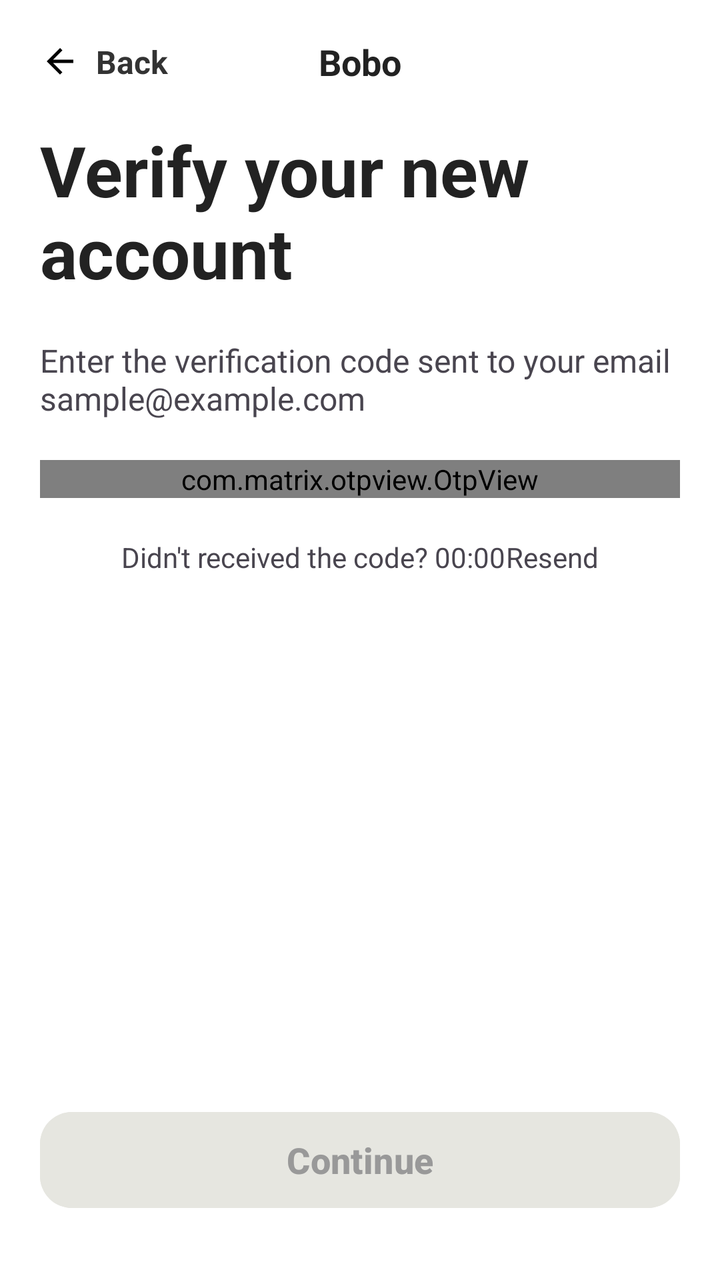
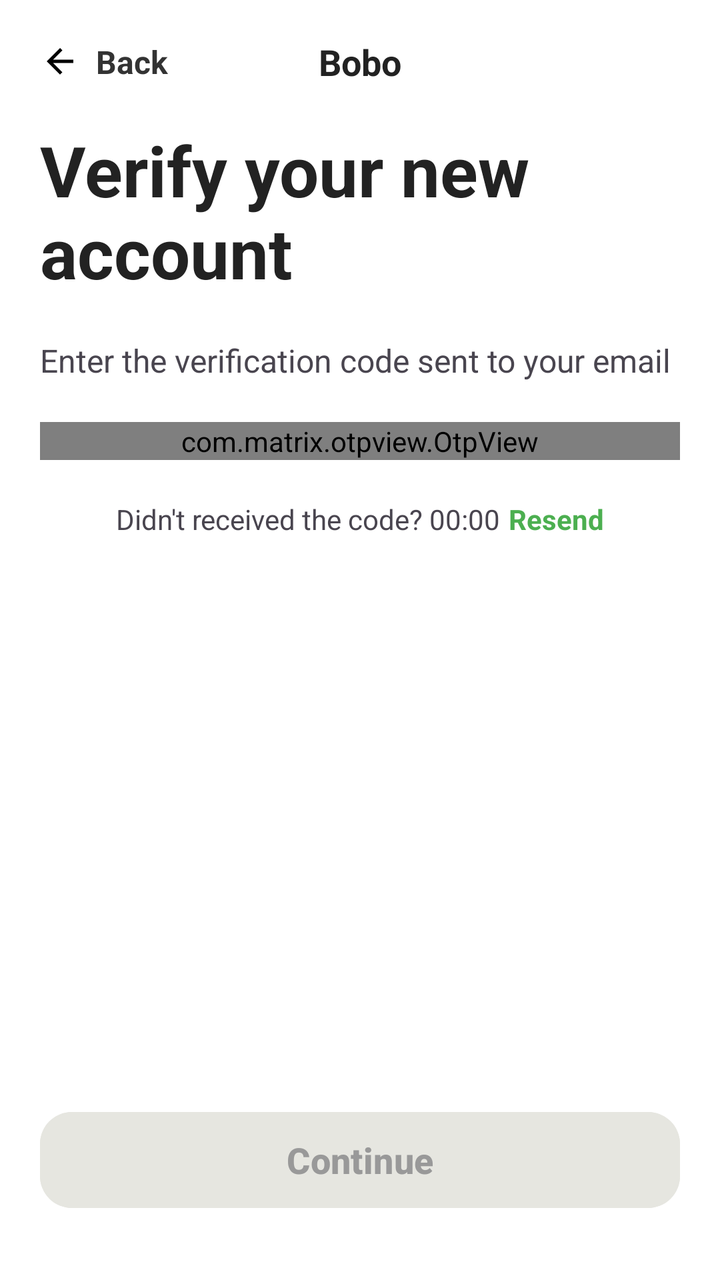

Screens rendered from an Android XML layout before and after an edit, with the pre-edit source and the edit as a unified diff.
<!-- AndroidManifest.xml: application theme Theme.Food_design -->
<!-- res/layout/otp_verify_activity.xml -->
<?xml version="1.0" encoding="utf-8"?>
<androidx.constraintlayout.widget.ConstraintLayout xmlns:android="http://schemas.android.com/apk/res/android"
    xmlns:tools="http://schemas.android.com/tools"
    android:layout_width="match_parent"
    android:layout_height="match_parent"
    xmlns:app="http://schemas.android.com/apk/res-auto"
    android:background="#FFFFFF"
    >


    <LinearLayout
        android:id="@+id/layoutBack"
        android:layout_width="wrap_content"
        android:layout_height="wrap_content"
        android:layout_marginStart="20dp"
        android:layout_marginTop="20dp"
        android:gravity="center_vertical"
        android:orientation="horizontal"
        app:layout_constraintStart_toStartOf="parent"
        app:layout_constraintTop_toTopOf="parent">

        <ImageView
            android:layout_width="20dp"
            android:layout_height="20dp"
            android:src="@drawable/ic_back"

            />

        <TextView
            android:layout_width="wrap_content"
            android:layout_height="wrap_content"
            android:text="@string/back"
            android:textColor="#333333"
            android:textSize="16sp"
            android:textStyle="bold"
            android:layout_marginStart="8dp"
            />

    </LinearLayout>

    <TextView
        android:id="@+id/txtLogo"
        android:layout_width="wrap_content"
        android:layout_height="wrap_content"
        android:text="@string/bobo"
        android:textColor="#222222"
        android:textSize="18sp"
        android:textStyle="bold"
        app:layout_constraintTop_toTopOf="@id/layoutBack"
        app:layout_constraintBottom_toBottomOf="@id/layoutBack"
        app:layout_constraintStart_toStartOf="parent"
        app:layout_constraintEnd_toEndOf="parent"/>



    <TextView
        android:id="@+id/textHeading"
        android:layout_width="0dp"
        android:layout_height="wrap_content"
        android:text="@string/verify_your_new_account"
        android:textSize="35sp"
        android:textStyle="bold"
        android:textColor="#222222"
        android:layout_marginTop="20dp"
        android:layout_margin="20dp"

        app:layout_constraintTop_toBottomOf="@id/layoutBack"
        app:layout_constraintStart_toStartOf="parent"
        app:layout_constraintEnd_toEndOf="parent"/>



    <TextView
        android:id="@+id/tvDescription"
        android:layout_width="0dp"
        android:layout_height="wrap_content"
        android:text="Enter the verification code sent to your email sample@example.com"
        android:textStyle="normal"
        android:textSize="16sp"
        android:layout_marginTop="20dp"
        android:layout_margin="20dp"
        app:layout_constraintTop_toBottomOf="@+id/textHeading"
        app:layout_constraintStart_toStartOf="parent"
        app:layout_constraintEnd_toEndOf="parent"/>


    <com.matrix.otpview.OtpView

        android:id="@+id/otpView"
        android:layout_width="match_parent"

        android:layout_height="wrap_content"

        android:layout_gravity="center"
        android:layout_margin="20dp"
        android:layout_marginTop="24dp"
        app:autoSize="true"
        app:borderColor="#D9D9D9"

        app:borderWidth="2dp"

        app:cornerRadius="16dp"

        app:highlightColor="#5B5FEF"
        app:inputType="number"
        app:itemSpacing="4dp"
        app:layout_constraintEnd_toEndOf="parent"
        app:layout_constraintHorizontal_bias="0.0"
        app:layout_constraintStart_toStartOf="parent"

        app:layout_constraintTop_toBottomOf="@+id/tvDescription"

        app:maxCountPerLine="4"
        app:shape="rectangle"
        app:squareColor="#FFFFFF"

        app:squareCount="4"
        app:squareHeight="64dp"
        app:textColor="#222222"
        app:textSize="22"

        app:textStyle="bold" />

    <LinearLayout

        android:id="@+id/tvTimer"
    android:layout_width="wrap_content"
    android:layout_height="wrap_content"
    android:orientation="horizontal"
    android:layout_marginTop="20dp"
    android:layout_margin="20dp"
    app:layout_constraintTop_toBottomOf="@+id/otpView"
    app:layout_constraintStart_toStartOf="parent"
    app:layout_constraintEnd_toEndOf="parent"
    >

    <TextView

        android:layout_width="wrap_content"
        android:layout_height="wrap_content"
        android:text="Didn't received the code? 00:00"
        android:textSize="14sp"

        android:textStyle="normal"


        />

    <TextView
        android:layout_width="wrap_content"
        android:layout_height="wrap_content"
android:text="@string/resend"
        />
</LinearLayout>


    <Button

        android:id="@+id/btnContinueOtp"
        android:layout_width="match_parent"
        android:layout_height="56dp"
        android:layout_marginStart="20dp"
        android:layout_marginEnd="20dp"
        android:layout_marginBottom="32dp"
        android:backgroundTint="#E6E6E0"
        android:enabled="false"
        android:text="@string/continue_label"
        android:textAllCaps="false"
        android:textColor="#999999"
        android:textSize="18sp"
        android:textStyle="bold"
        app:cornerRadius="16dp"

        app:layout_constraintBottom_toBottomOf="parent"
        app:layout_constraintStart_toStartOf="parent"
        app:layout_constraintEnd_toEndOf="parent"
        />






























</androidx.constraintlayout.widget.ConstraintLayout>
<!-- resources referenced by this layout -->
<resources>
  <!-- drawable ic_back (drawable) -->
  <?xml version="1.0" encoding="utf-8"?>
  <vector xmlns:android="http://schemas.android.com/apk/res/android"
      android:width="24dp"
      android:height="24dp"
      android:viewportWidth="24"
      android:viewportHeight="24">
      <path
          android:fillColor="#000000"
          android:pathData="M20,11H7.83l5.59,-5.59L12,4l-8,8l8,8l1.41,-1.41L7.83,13H20v-2z" />
  </vector>
  <string name="back">Back</string>
  <string name="bobo">Bobo</string>
  <string name="continue_label">Continue</string>
  <string name="resend">Resend</string>
  <string name="verify_your_new_account">Verify your new account</string>
  <style name="Theme.Food_design" parent="Base.Theme.Food_design" />
  <style name="Base.Theme.Food_design" parent="Theme.Material3.DayNight.NoActionBar">
          
          
      </style>
</resources>

<!-- the commit's change to res/layout/otp_verify_activity.xml (unified diff, before → after) -->
@@ -6,7 +6,6 @@
     xmlns:app="http://schemas.android.com/apk/res-auto"
     android:background="#FFFFFF"
     >
-
 
     <LinearLayout
         android:id="@+id/layoutBack"
@@ -23,8 +22,7 @@
             android:layout_width="20dp"
             android:layout_height="20dp"
             android:src="@drawable/ic_back"
-
-            />
+            tools:ignore="ContentDescription" />
 
         <TextView
             android:layout_width="wrap_content"
@@ -51,8 +49,6 @@
         app:layout_constraintStart_toStartOf="parent"
         app:layout_constraintEnd_toEndOf="parent"/>
 
-
-
     <TextView
         android:id="@+id/textHeading"
         android:layout_width="0dp"
@@ -63,18 +59,15 @@
         android:textColor="#222222"
         android:layout_marginTop="20dp"
         android:layout_margin="20dp"
-
         app:layout_constraintTop_toBottomOf="@id/layoutBack"
         app:layout_constraintStart_toStartOf="parent"
         app:layout_constraintEnd_toEndOf="parent"/>
-
-
 
     <TextView
         android:id="@+id/tvDescription"
         android:layout_width="0dp"
         android:layout_height="wrap_content"
-        android:text="Enter the verification code sent to your email sample@example.com"
+        android:text="Enter the verification code sent to your email"
         android:textStyle="normal"
         android:textSize="16sp"
         android:layout_marginTop="20dp"
@@ -83,79 +76,61 @@
         app:layout_constraintStart_toStartOf="parent"
         app:layout_constraintEnd_toEndOf="parent"/>
 
-
     <com.matrix.otpview.OtpView
-
         android:id="@+id/otpView"
         android:layout_width="match_parent"
-
         android:layout_height="wrap_content"
-
         android:layout_gravity="center"
         android:layout_margin="20dp"
         android:layout_marginTop="24dp"
         app:autoSize="true"
         app:borderColor="#D9D9D9"
-
         app:borderWidth="2dp"
-
         app:cornerRadius="16dp"
-
         app:highlightColor="#5B5FEF"
         app:inputType="number"
         app:itemSpacing="4dp"
         app:layout_constraintEnd_toEndOf="parent"
         app:layout_constraintHorizontal_bias="0.0"
         app:layout_constraintStart_toStartOf="parent"
-
         app:layout_constraintTop_toBottomOf="@+id/tvDescription"
-
-        app:maxCountPerLine="4"
+        app:maxCountPerLine="6"
         app:shape="rectangle"
         app:squareColor="#FFFFFF"
-
-        app:squareCount="4"
+        app:squareCount="6"
         app:squareHeight="64dp"
         app:textColor="#222222"
         app:textSize="22"
-
         app:textStyle="bold" />
 
     <LinearLayout
-
         android:id="@+id/tvTimer"
-    android:layout_width="wrap_content"
-    android:layout_height="wrap_content"
-    android:orientation="horizontal"
-    android:layout_marginTop="20dp"
-    android:layout_margin="20dp"
-    app:layout_constraintTop_toBottomOf="@+id/otpView"
-    app:layout_constraintStart_toStartOf="parent"
-    app:layout_constraintEnd_toEndOf="parent"
-    >
-
-    <TextView
-
         android:layout_width="wrap_content"
         android:layout_height="wrap_content"
-        android:text="Didn't received the code? 00:00"
-        android:textSize="14sp"
+        android:orientation="horizontal"
+        android:layout_marginTop="20dp"
+        android:layout_margin="20dp"
+        app:layout_constraintTop_toBottomOf="@+id/otpView"
+        app:layout_constraintStart_toStartOf="parent"
+        app:layout_constraintEnd_toEndOf="parent">
 
-        android:textStyle="normal"
+        <TextView
+            android:layout_width="wrap_content"
+            android:layout_height="wrap_content"
+            android:text="Didn't received the code? 00:00"
+            android:textSize="14sp"
+            android:textStyle="normal" />
 
-
-        />
-
-    <TextView
-        android:layout_width="wrap_content"
-        android:layout_height="wrap_content"
-android:text="@string/resend"
-        />
-</LinearLayout>
-
+        <TextView
+            android:layout_width="wrap_content"
+            android:layout_height="wrap_content"
+            android:text="@string/resend"
+            android:layout_marginStart="4dp"
+            android:textColor="@color/green"
+            android:textStyle="bold" />
+    </LinearLayout>
 
     <Button
-
         android:id="@+id/btnContinueOtp"
         android:layout_width="match_parent"
         android:layout_height="56dp"
@@ -170,39 +145,18 @@ android:text="@string/resend"
         android:textSize="18sp"
         android:textStyle="bold"
         app:cornerRadius="16dp"
-
         app:layout_constraintBottom_toBottomOf="parent"
         app:layout_constraintStart_toStartOf="parent"
-        app:layout_constraintEnd_toEndOf="parent"
-        />
+        app:layout_constraintEnd_toEndOf="parent" />
 
-
-
-
-
-
-
-
-
-
-
-
-
-
-
-
-
-
-
-
-
-
-
-
-
-
-
-
-
+    <ProgressBar
+        android:id="@+id/progressBar"
+        android:layout_width="wrap_content"
+        android:layout_height="wrap_content"
+        android:visibility="gone"
+        app:layout_constraintTop_toTopOf="parent"
+        app:layout_constraintBottom_toBottomOf="parent"
+        app:layout_constraintStart_toStartOf="parent"
+        app:layout_constraintEnd_toEndOf="parent" />
 
 </androidx.constraintlayout.widget.ConstraintLayout>
<!-- resource entries referenced after the edit -->
@@ -1,5 +1,6 @@
 <!-- resources referenced by this layout -->
 <resources>
+  <color name="green">#4CAF50</color>
   <!-- drawable ic_back (drawable) -->
   <?xml version="1.0" encoding="utf-8"?>
   <vector xmlns:android="http://schemas.android.com/apk/res/android"
